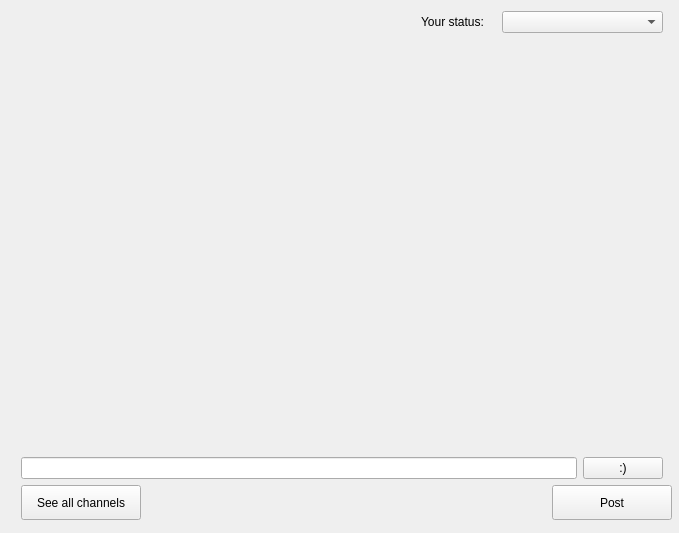
First picture: the form in chatwindow.ui, repository group93492/chat-client, before the edit.
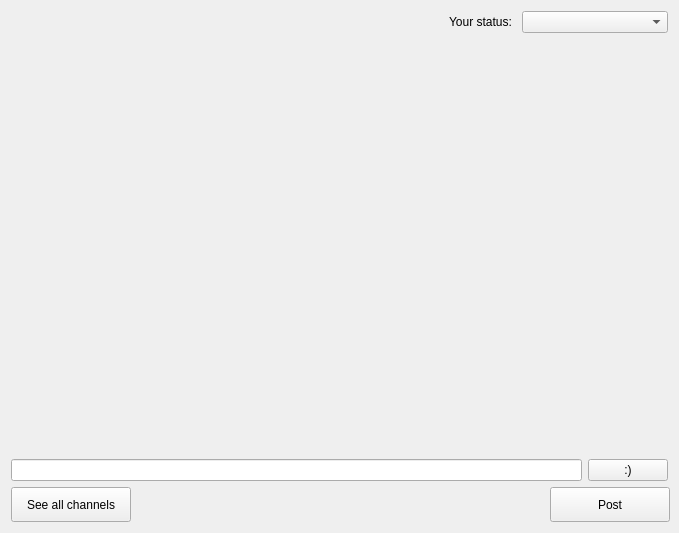
Second picture: the form after the edit.

Commit message: Now size of the widgets varies with window size

Patch:
```diff
--- a/chatwindow.ui
+++ b/chatwindow.ui
@@ -32,27 +32,33 @@
    <enum>QTabWidget::Rounded</enum>
   </property>
   <widget class="QWidget" name="centralWidget">
-   <widget class="QWidget" name="verticalLayoutWidget">
-    <property name="geometry">
-     <rect>
-      <x>10</x>
-      <y>0</y>
-      <width>664</width>
-      <height>531</height>
-     </rect>
-    </property>
+   <layout class="QVBoxLayout" name="verticalLayout">
+    <item>
     <layout class="QVBoxLayout" name="generalLayout" stretch="1,15,1,2">
      <property name="sizeConstraint">
       <enum>QLayout::SetDefaultConstraint</enum>
      </property>
      <item>
-      <layout class="QHBoxLayout" name="infoLayout" stretch="1,2">
+       <layout class="QHBoxLayout" name="infoLayout" stretch="6,1,2">
        <property name="spacing">
         <number>0</number>
        </property>
        <property name="leftMargin">
-        <number>400</number>
-       </property>
+         <number>0</number>
+        </property>
+        <item>
+         <spacer name="horizontalSpacer">
+          <property name="orientation">
+           <enum>Qt::Horizontal</enum>
+          </property>
+          <property name="sizeHint" stdset="0">
+           <size>
+            <width>40</width>
+            <height>20</height>
+           </size>
+          </property>
+         </spacer>
+        </item>
        <item>
         <widget class="QLabel" name="label">
          <property name="text">
@@ -132,7 +138,8 @@
       </layout>
      </item>
     </layout>
-   </widget>
+    </item>
+   </layout>
   </widget>
  </widget>
  <layoutdefault spacing="6" margin="11"/>
```
Lines whose indentation alone changed are shown as unchanged.
